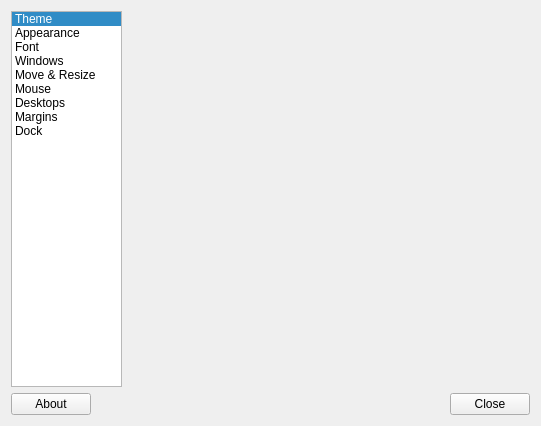
The window that src/obconf.ui (lubuntu-team/obconf-qt-packaging) describes before a commit, drawn with Qt 5.
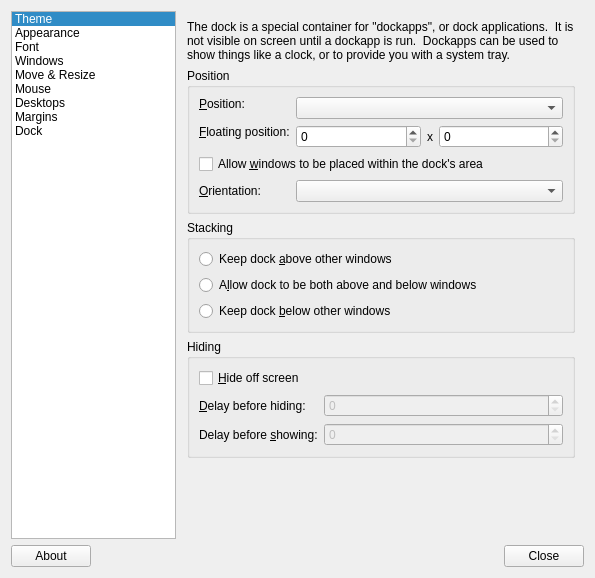
The same window after the commit. The open tabs and pages were chosen to show the change. Custom widgets are drawn as their Qt base class.

Diff of the .ui file:
```diff
--- a/src/obconf.ui
+++ b/src/obconf.ui
@@ -6,8 +6,8 @@
    <rect>
     <x>0</x>
     <y>0</y>
-    <width>541</width>
-    <height>399</height>
+    <width>595</width>
+    <height>578</height>
    </rect>
   </property>
   <property name="windowTitle">
@@ -1014,7 +1014,283 @@
          </item>
         </layout>
        </widget>
-       <widget class="QWidget" name="dockPage"/>
+       <widget class="QWidget" name="dockPage">
+        <layout class="QVBoxLayout" name="verticalLayout_12" stretch="0,0,0,0,1">
+         <item>
+          <widget class="QLabel" name="label_14">
+           <property name="text">
+            <string>The dock is a special container for &quot;dockapps&quot;, or dock applications.  It is not visible on screen until a dockapp is run.  Dockapps can be used to show things like a clock, or to provide you with a system tray.</string>
+           </property>
+           <property name="wordWrap">
+            <bool>true</bool>
+           </property>
+          </widget>
+         </item>
+         <item>
+          <widget class="QGroupBox" name="groupBox_10">
+           <property name="sizePolicy">
+            <sizepolicy hsizetype="Preferred" vsizetype="Fixed">
+             <horstretch>0</horstretch>
+             <verstretch>0</verstretch>
+            </sizepolicy>
+           </property>
+           <property name="title">
+            <string>Position</string>
+           </property>
+           <layout class="QFormLayout" name="formLayout_8">
+            <item row="0" column="0">
+             <widget class="QLabel" name="label_36">
+              <property name="sizePolicy">
+               <sizepolicy hsizetype="Preferred" vsizetype="Fixed">
+                <horstretch>0</horstretch>
+                <verstretch>0</verstretch>
+               </sizepolicy>
+              </property>
+              <property name="text">
+               <string>&amp;Position:</string>
+              </property>
+              <property name="buddy">
+               <cstring>dock_position</cstring>
+              </property>
+             </widget>
+            </item>
+            <item row="0" column="1">
+             <widget class="QComboBox" name="dock_position">
+              <property name="currentIndex">
+               <number>-1</number>
+              </property>
+              <item>
+               <property name="text">
+                <string>Top Left</string>
+               </property>
+              </item>
+              <item>
+               <property name="text">
+                <string>Top</string>
+               </property>
+              </item>
+              <item>
+               <property name="text">
+                <string>Top Right</string>
+               </property>
+              </item>
+              <item>
+               <property name="text">
+                <string>Left</string>
+               </property>
+              </item>
+              <item>
+               <property name="text">
+                <string>Right</string>
+               </property>
+              </item>
+              <item>
+               <property name="text">
+                <string>Bottom Left</string>
+               </property>
+              </item>
+              <item>
+               <property name="text">
+                <string>Bottom</string>
+               </property>
+              </item>
+              <item>
+               <property name="text">
+                <string>Bottom Right</string>
+               </property>
+              </item>
+              <item>
+               <property name="text">
+                <string>Floating</string>
+               </property>
+              </item>
+             </widget>
+            </item>
+            <item row="1" column="0">
+             <widget class="QLabel" name="label_37">
+              <property name="sizePolicy">
+               <sizepolicy hsizetype="Preferred" vsizetype="Fixed">
+                <horstretch>0</horstretch>
+                <verstretch>0</verstretch>
+               </sizepolicy>
+              </property>
+              <property name="text">
+               <string>&amp;Floating position:</string>
+              </property>
+              <property name="buddy">
+               <cstring>dock_float_x</cstring>
+              </property>
+             </widget>
+            </item>
+            <item row="1" column="1">
+             <layout class="QHBoxLayout" name="horizontalLayout_4">
+              <item>
+               <widget class="QSpinBox" name="dock_float_x">
+                <property name="maximum">
+                 <number>10000</number>
+                </property>
+               </widget>
+              </item>
+              <item>
+               <widget class="QLabel" name="label_38">
+                <property name="sizePolicy">
+                 <sizepolicy hsizetype="Fixed" vsizetype="Preferred">
+                  <horstretch>0</horstretch>
+                  <verstretch>0</verstretch>
+                 </sizepolicy>
+                </property>
+                <property name="text">
+                 <string>x</string>
+                </property>
+               </widget>
+              </item>
+              <item>
+               <widget class="QSpinBox" name="dock_float_y">
+                <property name="maximum">
+                 <number>10000</number>
+                </property>
+               </widget>
+              </item>
+             </layout>
+            </item>
+            <item row="2" column="0" colspan="2">
+             <widget class="QCheckBox" name="dock_nostrut">
+              <property name="text">
+               <string>Allow &amp;windows to be placed within the dock's area</string>
+              </property>
+             </widget>
+            </item>
+            <item row="3" column="0">
+             <widget class="QLabel" name="label_39">
+              <property name="text">
+               <string>&amp;Orientation: </string>
+              </property>
+              <property name="buddy">
+               <cstring>dock_direction</cstring>
+              </property>
+             </widget>
+            </item>
+            <item row="3" column="1">
+             <widget class="QComboBox" name="dock_direction">
+              <property name="currentIndex">
+               <number>-1</number>
+              </property>
+              <item>
+               <property name="text">
+                <string>Vertical</string>
+               </property>
+              </item>
+              <item>
+               <property name="text">
+                <string>Horizontal</string>
+               </property>
+              </item>
+             </widget>
+            </item>
+           </layout>
+          </widget>
+         </item>
+         <item>
+          <widget class="QGroupBox" name="groupBox_11">
+           <property name="title">
+            <string>Stacking</string>
+           </property>
+           <layout class="QVBoxLayout" name="verticalLayout_11">
+            <item>
+             <widget class="QRadioButton" name="dock_stack_top">
+              <property name="text">
+               <string>Keep dock &amp;above other windows</string>
+              </property>
+             </widget>
+            </item>
+            <item>
+             <widget class="QRadioButton" name="dock_stack_normal">
+              <property name="text">
+               <string>A&amp;llow dock to be both above and below windows</string>
+              </property>
+             </widget>
+            </item>
+            <item>
+             <widget class="QRadioButton" name="dock_stack_bottom">
+              <property name="text">
+               <string>Keep dock &amp;below other windows</string>
+              </property>
+             </widget>
+            </item>
+           </layout>
+          </widget>
+         </item>
+         <item>
+          <widget class="QGroupBox" name="groupBox_12">
+           <property name="title">
+            <string>Hiding</string>
+           </property>
+           <layout class="QFormLayout" name="formLayout_9">
+            <item row="1" column="0">
+             <widget class="QLabel" name="label_40">
+              <property name="text">
+               <string>&amp;Delay before hiding:</string>
+              </property>
+              <property name="buddy">
+               <cstring>dock_hide_delay</cstring>
+              </property>
+             </widget>
+            </item>
+            <item row="2" column="0">
+             <widget class="QLabel" name="label_41">
+              <property name="text">
+               <string>Delay before &amp;showing:</string>
+              </property>
+              <property name="buddy">
+               <cstring>dock_show_delay</cstring>
+              </property>
+             </widget>
+            </item>
+            <item row="1" column="1">
+             <widget class="QSpinBox" name="dock_hide_delay">
+              <property name="enabled">
+               <bool>false</bool>
+              </property>
+              <property name="maximum">
+               <number>10000</number>
+              </property>
+             </widget>
+            </item>
+            <item row="2" column="1">
+             <widget class="QSpinBox" name="dock_show_delay">
+              <property name="enabled">
+               <bool>false</bool>
+              </property>
+              <property name="maximum">
+               <number>10000</number>
+              </property>
+             </widget>
+            </item>
+            <item row="0" column="0" colspan="2">
+             <widget class="QCheckBox" name="dock_hide">
+              <property name="text">
+               <string>&amp;Hide off screen</string>
+              </property>
+             </widget>
+            </item>
+           </layout>
+          </widget>
+         </item>
+         <item>
+          <spacer name="verticalSpacer_6">
+           <property name="orientation">
+            <enum>Qt::Vertical</enum>
+           </property>
+           <property name="sizeHint" stdset="0">
+            <size>
+             <width>20</width>
+             <height>40</height>
+            </size>
+           </property>
+          </spacer>
+         </item>
+        </layout>
+       </widget>
       </widget>
      </item>
     </layout>
```
Left out of the diff: 63 changed lines with no effect on the pictures.
